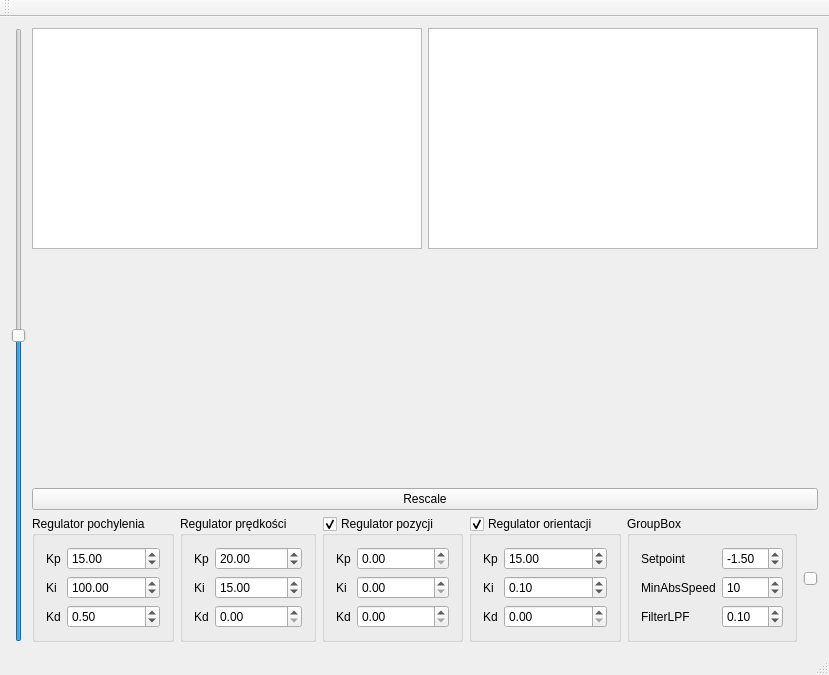
Qt form mainwindow.ui (Neuro111/balansBotGUI) before a commit.
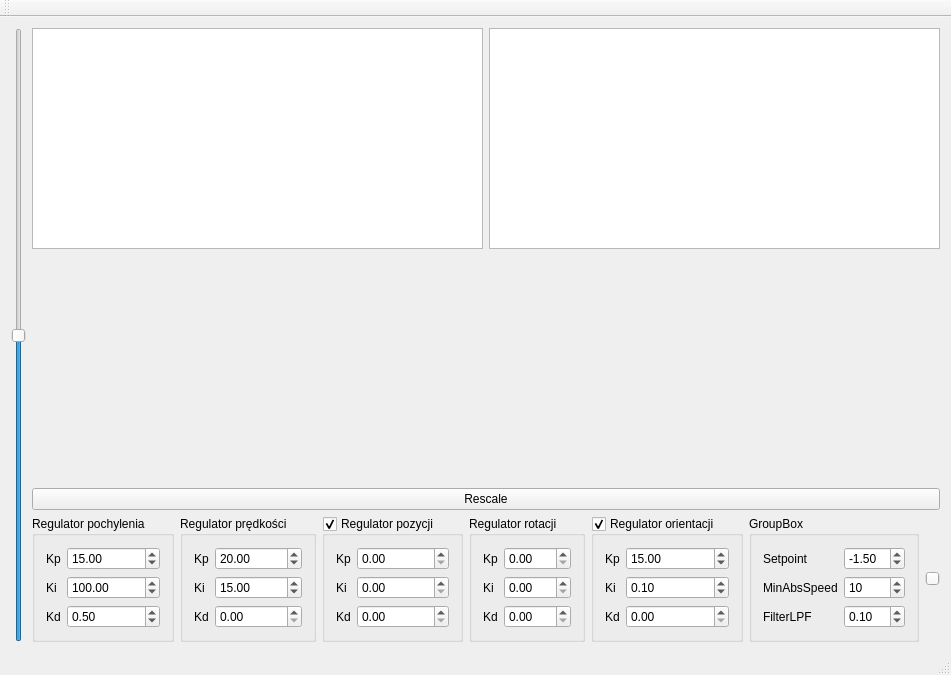
The same form after that commit. Custom widgets are drawn as their Qt base class.

Commit message: nastawy regulatora obrotu

What changed in the file:
```diff
--- a/mainwindow.ui
+++ b/mainwindow.ui
@@ -256,6 +256,48 @@
           </layout>
          </widget>
         </item>
+        <item>
+         <widget class="QGroupBox" name="rotationgroup">
+          <property name="title">
+           <string>Regulator rotacji</string>
+          </property>
+          <property name="checkable">
+           <bool>false</bool>
+          </property>
+          <layout class="QFormLayout" name="formLayout">
+           <item row="0" column="0">
+            <widget class="QLabel" name="label_16">
+             <property name="text">
+              <string>Kp</string>
+             </property>
+            </widget>
+           </item>
+           <item row="0" column="1">
+            <widget class="QDoubleSpinBox" name="rotationKp"/>
+           </item>
+           <item row="1" column="1">
+            <widget class="QDoubleSpinBox" name="rotationKi"/>
+           </item>
+           <item row="2" column="1">
+            <widget class="QDoubleSpinBox" name="rotationKd"/>
+           </item>
+           <item row="1" column="0">
+            <widget class="QLabel" name="label_17">
+             <property name="text">
+              <string>Ki</string>
+             </property>
+            </widget>
+           </item>
+           <item row="2" column="0">
+            <widget class="QLabel" name="label_18">
+             <property name="text">
+              <string>Kd</string>
+             </property>
+            </widget>
+           </item>
+          </layout>
+         </widget>
+        </item>
         <item>
          <widget class="QGroupBox" name="groupBox_2">
           <property name="title">
@@ -391,10 +433,10 @@
            </sizepolicy>
           </property>
           <property name="minimum">
-           <number>-100</number>
+           <number>-500</number>
           </property>
           <property name="maximum">
-           <number>100</number>
+           <number>500</number>
           </property>
           <property name="orientation">
            <enum>Qt::Horizontal</enum>
```
Left out of the diff: 4 changed lines with no effect on the pictures. The commit also changes 2 other files.
